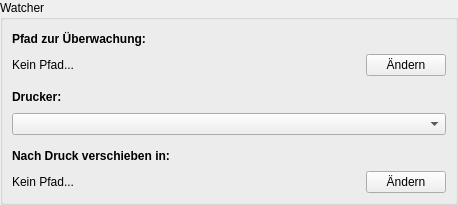
First picture: the form in filewatcherwidget.ui, repository MisterPascal/QFileWatcher, before the edit.
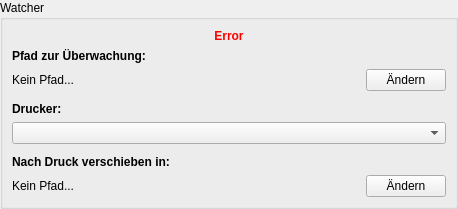
Second picture: the form after the edit.

Patch:
```diff
--- a/filewatcherwidget.ui
+++ b/filewatcherwidget.ui
@@ -32,6 +32,25 @@
       <string>Watcher</string>
      </property>
      <layout class="QVBoxLayout" name="verticalLayout_2">
+      <item>
+       <widget class="QLabel" name="label_errorMsg">
+        <property name="font">
+         <font>
+          <weight>75</weight>
+          <bold>true</bold>
+         </font>
+        </property>
+        <property name="styleSheet">
+         <string notr="true">color: red;</string>
+        </property>
+        <property name="text">
+         <string>Error</string>
+        </property>
+        <property name="alignment">
+         <set>Qt::AlignCenter</set>
+        </property>
+       </widget>
+      </item>
       <item>
        <widget class="QLabel" name="label">
         <property name="font">
```
